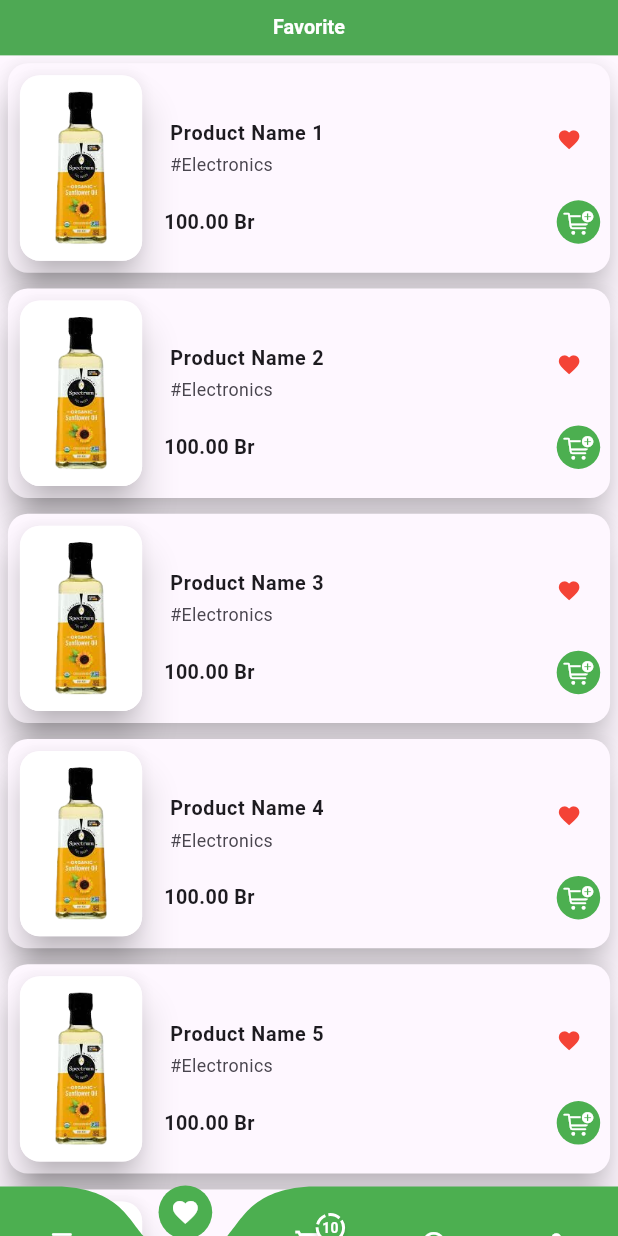
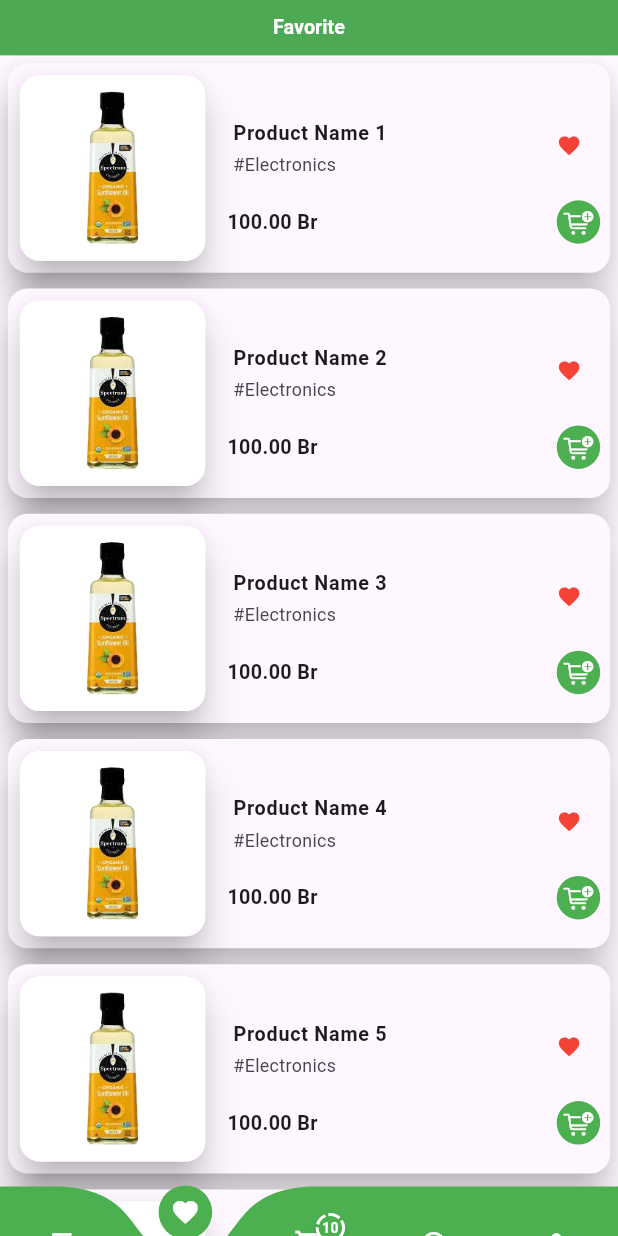
Before and after one commit to Amrelah/jimla, a Flutter app: the Home screen opened directly, item 2 of the bottom bar chosen, on a phone screen of 412 x 824 dp. Run offline on Flutter 3.47's test engine with Material 3 defaults, Android fonts, the phone set to English and light mode, and no system bars; drawn by our look-alikes of badges, curved_navigation_bar, dotted_border; our stand-ins replace country_code_picker, device_preview, expandable, flutter_card_swiper, flutter_map, flutter_screenutil and 6 more.

Commit message:
try to add launcher icon, double tap to exit , delete pop up in histoty page

```diff
--- a/lib/components/login_signup/password_textfield.dart
+++ b/lib/components/login_signup/password_textfield.dart
@@ -40,7 +40,7 @@ class _CustomPasswordTextFieldState extends State<CustomPasswordTextField> {
               borderRadius: BorderRadius.circular(30),
               borderSide: const BorderSide(
                   width: 4,
-                  color: Colors.purple
+                  color: CupertinoColors.activeGreen
               )
           ),
         ),
--- a/lib/components/login_signup/phone_textfield.dart
+++ b/lib/components/login_signup/phone_textfield.dart
@@ -55,7 +55,7 @@ class _CustomPhoneTextFieldState extends State<CustomPhoneTextField> {
               borderRadius: BorderRadius.circular(30),
               borderSide: const BorderSide(
                   width: 4,
-                  color: Colors.purple
+                  color: CupertinoColors.activeGreen
               )
           ),
           counter: Row(
--- a/lib/components/login_signup/textfields.dart
+++ b/lib/components/login_signup/textfields.dart
@@ -1,3 +1,4 @@
+import 'package:flutter/cupertino.dart';
 import 'package:flutter/material.dart';
 
 class CustomTextField extends StatelessWidget {
@@ -27,7 +28,7 @@ class CustomTextField extends StatelessWidget {
               borderRadius: BorderRadius.circular(30),
               borderSide: const BorderSide(
                   width: 4,
-                  color: Colors.purple
+                  color: CupertinoColors.activeGreen
               )
           ),
         ),
--- a/lib/components/order/order_main_tile.dart
+++ b/lib/components/order/order_main_tile.dart
@@ -1,4 +1,3 @@
-import 'package:dropdown_button2/dropdown_button2.dart';
 import 'package:expandable/expandable.dart';
 import 'package:flutter/material.dart';
 import 'package:flutter_screenutil/flutter_screenutil.dart';
--- a/lib/components/shared/item_tile.dart
+++ b/lib/components/shared/item_tile.dart
@@ -31,8 +31,8 @@ class ItemTile extends StatelessWidget {
                   borderRadius: BorderRadius.circular(20.sp),
                   child: Container(
                       padding: EdgeInsets.all(10.sp),
-                      width: (w*0.3).sp,
-                      height: (w*0.3).spMax,
+                      width: (w*0.3),
+                      height: (w*0.3),
                       decoration: BoxDecoration(
                           color: Colors.white,
                           borderRadius: BorderRadius.circular(20.sp)
@@ -57,14 +57,9 @@ class ItemTile extends StatelessWidget {
                             fontSize: 18.sp,
                             overflow: TextOverflow.ellipsis
                         ),),
-                      trailing: Column(
-                        children: [
-                          IconButton(
-                              onPressed: (){onPressed;},
-                              icon: Icon(iconData,size: 25.sp,color: Colors.red,)),
-                          const Expanded(child: SizedBox())
-                        ],
-                      ),
+                      trailing: IconButton(
+                          onPressed: (){onPressed;},
+                          icon: Icon(iconData,size: 25.sp,color: Colors.red,))
                     ),
                     Container(
                       padding: EdgeInsets.symmetric(horizontal: 10.sp),
--- a/lib/screens/cart.dart
+++ b/lib/screens/cart.dart
@@ -2,7 +2,7 @@ import 'package:flutter/cupertino.dart';
 import 'package:flutter/material.dart';
 import 'package:flutter_screenutil/flutter_screenutil.dart';
 import 'package:jimla/components/cart/cart_item_tile.dart';
-import 'package:jimla/toast/date_picker_modal.dart';
+import 'package:jimla/components/cart/date_picker_modal.dart';
 import 'package:jimla/toast/toast.dart';
 
 import '../path/path_provider.dart';
--- a/lib/screens/home.dart
+++ b/lib/screens/home.dart
@@ -1,6 +1,7 @@
 import 'package:curved_navigation_bar/curved_navigation_bar.dart';
 import 'package:dotted_border/dotted_border.dart';
 import 'package:flutter/material.dart';
+import 'package:flutter/services.dart';
 import 'package:flutter_screenutil/flutter_screenutil.dart';
 import 'package:jimla/components/home_page/bot_nav_icon.dart';
 import 'package:jimla/data/screen_data.dart';
@@ -16,9 +17,35 @@ class Home extends StatefulWidget {
 
 class _HomeState extends State<Home> {
   int currIndex = 0;
+  late int lastBackButtonPressTime;
+  @override
+  void initState() {
+    // TODO: implement initState
+    super.initState();
+    lastBackButtonPressTime = DateTime.now().millisecondsSinceEpoch - 3000;
+  }
   @override
   Widget build(BuildContext context) {
-    return Scaffold(
+    return PopScope(
+      onPopInvoked: (didPop) {
+        if(currIndex != 0){
+          setState(() {
+            currIndex = 0;
+          });
+          return;
+        }
+        else{
+          int currentTime = DateTime.now().millisecondsSinceEpoch;
+          if ((currentTime - lastBackButtonPressTime) > 2000) {
+            lastBackButtonPressTime = currentTime;
+            MyToast().warning(context: context, title: 'Exit', desc: 'Double tap to exit');
+          } else {
+            SystemNavigator.pop();
+          }
+        }
+      },
+      canPop: false,
+      child: Scaffold(
         extendBody: true,
         appBar: AppBar(
           centerTitle: true,
@@ -68,7 +95,21 @@ class _HomeState extends State<Home> {
               currIndex = ind;
             });
           },
+          index: currIndex,
+        ),
       ),
     );
   }
+  // void _onBackButtonPressed() {
+  //   int currentTime = DateTime.now().millisecondsSinceEpoch;
+  //
+  //   if (currentTime - lastBackButtonPressTime > 2000) {
+  //     lastBackButtonPressTime = currentTime;
+  //
+  //     MyToast().warning(context: context, title: 'Exit', desc: 'Double tap to exit');
+  //     return false;
+  //   } else {
+  //     pop =  true;
+  //   }
+  // }
 }
--- a/lib/screens/home_page.dart
+++ b/lib/screens/home_page.dart
@@ -121,12 +121,6 @@ class _HomePageState extends State<HomePage> {
                       fontSize: 25.sp,
                       fontWeight: FontWeight.w600
                   ),),
-                Text('See all',
-                  style: TextStyle(
-                      color: Colors.blue,
-                      fontSize: 18.sp
-                  ),
-                )
               ],
             ),
           ),
--- a/lib/screens/profile.dart
+++ b/lib/screens/profile.dart
@@ -63,11 +63,15 @@ class _ProfileState extends State<Profile> {
                 color: Colors.green,
                 text: '+251 928 667 400'),
             const ProfileTiles(
+                iconData: CupertinoIcons.globe,
+                color: Colors.blue,
+                text: 'English'),
+            const ProfileTiles(
                 iconData: CupertinoIcons.location_solid,
                 color: Colors.red,
                 text: 'Addis Ababa, Jemo1'),
             SizedBox(
-              height: h/2,
+              height: h/3,
               width: w,
               child: FlutterMap(
                 options: const MapOptions(
```
Also changed, not shown: lib/components/cart/date_picker_modal.dart (added, +92 -0 lines), lib/screens/histry.dart (+9 -3 lines), lib/toast/date_picker_modal.dart (deleted, +0 -43 lines), lib/toast/toast.dart (+71 -1 lines), pubspec.yaml (+6 -1 lines), pubspec.lock, 10 other files. Lines whose indentation alone changed are shown as unchanged.
